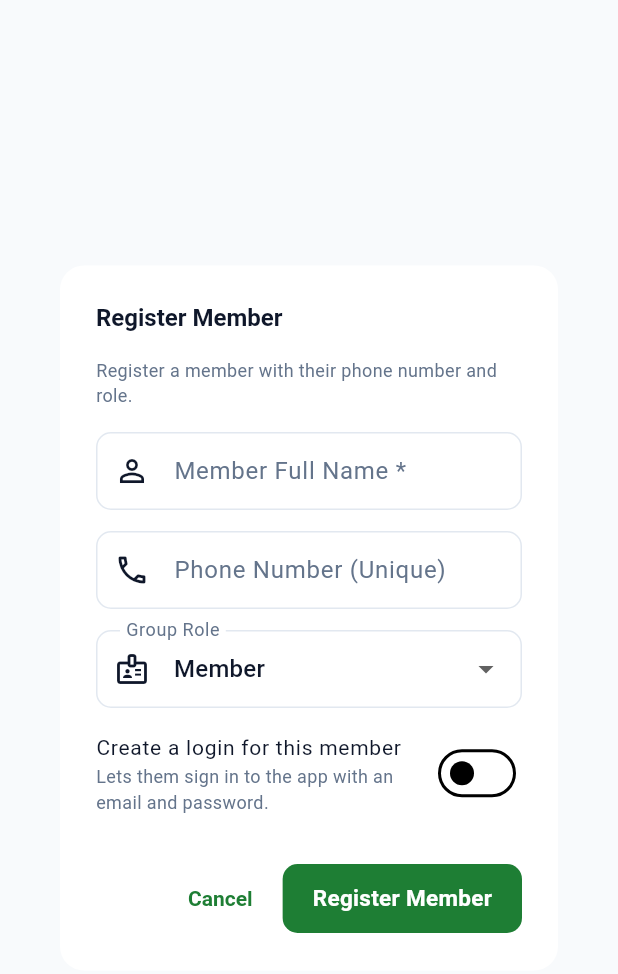
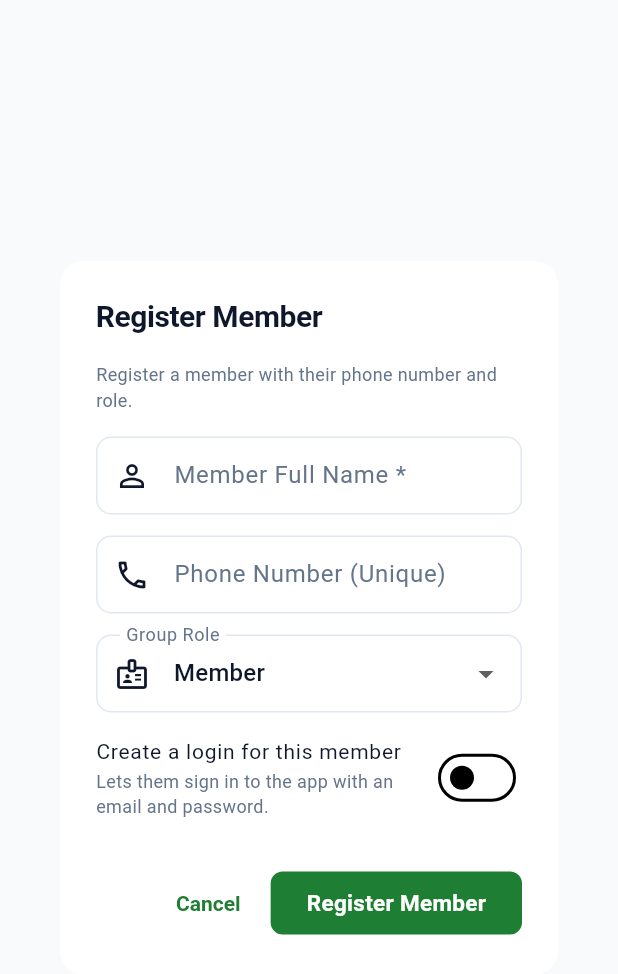
Before and after one commit to afidhu/vicoba-app, a Flutter app: the AddMemberDialog widget shown alone on an empty page, opened directly with empty values, on a phone screen of 412 x 824 dp. Shown: the top 974 px of the screen. Run offline on Flutter 3.47's test engine with Material 3 defaults, Android fonts, the phone set to English and light mode, and no system bars; our stand-ins replace dartz, dio, equatable, flutter_bloc, flutter_secure_storage, get_it and 1 more; accounts and stored records are empty; network calls fail.

Commit message:
added it

```diff
--- a/mobile/lib/core/constants/api_constants.dart
+++ b/mobile/lib/core/constants/api_constants.dart
@@ -1,7 +1,7 @@
 class ApiConstants {
   // Default to Android emulator host (10.0.2.2).
   // For physical devices or local testing, you can change to your local network IP (e.g. http://192.168.1.x:3000/api) or http://localhost:3000/api
-  static const String baseUrl = 'http://192.168.1.150:3000/api';
+  static const String baseUrl = 'http://192.168.1.149:3000/api';
 
   static const int connectTimeout = 30000;
   static const int receiveTimeout = 30000;
--- a/mobile/lib/features/members/presentation/widgets/add_member_dialog.dart
+++ b/mobile/lib/features/members/presentation/widgets/add_member_dialog.dart
@@ -1,12 +1,14 @@
 import 'package:flutter/material.dart';
 import 'package:flutter_bloc/flutter_bloc.dart';
 import '../../../../core/constants/app_constants.dart';
+import '../../../../core/theme/app_colors.dart';
 import '../../../../core/theme/app_text_styles.dart';
 import '../../../../core/utils/validators.dart';
 import '../../../../core/widgets/app_dropdown.dart';
 import '../../../../core/widgets/app_text_field.dart';
 import '../bloc/members_bloc.dart';
 import '../bloc/members_event.dart';
+import '../bloc/members_state.dart';
 
 class AddMemberDialog extends StatefulWidget {
   final String groupId;
@@ -30,6 +32,7 @@ class _AddMemberDialogState extends State<AddMemberDialog> {
   final _phoneController = TextEditingController();
   final _emailController = TextEditingController();
   final _passwordController = TextEditingController();
+  final _confirmPasswordController = TextEditingController();
   String _selectedRole = AppConstants.roleMember;
   bool _createLogin = false;
   bool _obscurePassword = true;
@@ -40,11 +43,22 @@ class _AddMemberDialogState extends State<AddMemberDialog> {
     _phoneController.dispose();
     _emailController.dispose();
     _passwordController.dispose();
+    _confirmPasswordController.dispose();
     super.dispose();
   }
 
   void _onSave() {
     if (_formKey.currentState?.validate() ?? false) {
+      if (_createLogin && _passwordController.text != _confirmPasswordController.text) {
+        ScaffoldMessenger.of(context).showSnackBar(
+          const SnackBar(
+            content: Text('Passwords do not match'),
+            backgroundColor: AppColors.error,
+          ),
+        );
+        return;
+      }
+
       context.read<MembersBloc>().add(
         AddMemberEvent(
           groupId: widget.groupId,
@@ -55,15 +69,23 @@ class _AddMemberDialogState extends State<AddMemberDialog> {
           password: _createLogin ? _passwordController.text : null,
         ),
       );
-      Navigator.of(context).pop();
     }
   }
 
   @override
   Widget build(BuildContext context) {
+    return BlocConsumer<MembersBloc, MembersState>(
+      listener: (context, state) {
+        if (state is MemberOperationSuccess) {
+          Navigator.of(context).pop();
+        }
+      },
+      builder: (context, state) {
+        final isLoading = state is MembersLoading;
+
         return AlertDialog(
           shape: RoundedRectangleBorder(borderRadius: BorderRadius.circular(16)),
-      title: const Text('Register Member', style: AppTextStyles.headingSmall),
+          title: const Text('Register Member', style: AppTextStyles.headingMedium),
           content: SingleChildScrollView(
             child: Form(
               key: _formKey,
@@ -82,6 +104,7 @@ class _AddMemberDialogState extends State<AddMemberDialog> {
                     hintText: 'e.g. Maria Joseph',
                     prefixIcon: Icons.person_outline,
                     validator: (val) => Validators.required(val, 'Name is required'),
+                    enabled: !isLoading,
                   ),
                   const SizedBox(height: 14),
                   AppTextField(
@@ -91,15 +114,18 @@ class _AddMemberDialogState extends State<AddMemberDialog> {
                     prefixIcon: Icons.phone_outlined,
                     keyboardType: TextInputType.phone,
                     validator: Validators.phone,
+                    enabled: !isLoading,
                   ),
                   const SizedBox(height: 14),
                   AppDropdown<String>(
                     value: _selectedRole,
                     labelText: 'Group Role',
                     prefixIcon: Icons.badge_outlined,
+                    enabled: !isLoading,
                     items: const [
                       DropdownMenuItem(value: AppConstants.roleMember, child: Text('Member')),
-                  DropdownMenuItem(value: AppConstants.roleAdmin, child: Text('Chairperson / Admin')),
+                      DropdownMenuItem(
+                          value: AppConstants.roleAdmin, child: Text('Chairperson / Admin')),
                       DropdownMenuItem(value: AppConstants.roleTreasurer, child: Text('Treasurer')),
                       DropdownMenuItem(value: AppConstants.roleSecretary, child: Text('Secretary')),
                     ],
@@ -112,13 +138,14 @@ class _AddMemberDialogState extends State<AddMemberDialog> {
                   const SizedBox(height: 8),
                   SwitchListTile(
                     contentPadding: EdgeInsets.zero,
-                title: const Text('Create a login for this member', style: AppTextStyles.bodyMedium),
+                    title:
+                        const Text('Create a login for this member', style: AppTextStyles.bodyMedium),
                     subtitle: const Text(
                       'Lets them sign in to the app with an email and password.',
                       style: AppTextStyles.caption,
                     ),
                     value: _createLogin,
-                onChanged: (val) => setState(() => _createLogin = val),
+                    onChanged: isLoading ? null : (val) => setState(() => _createLogin = val),
                   ),
                   if (_createLogin) ...[
                     const SizedBox(height: 8),
@@ -129,6 +156,7 @@ class _AddMemberDialogState extends State<AddMemberDialog> {
                       prefixIcon: Icons.email_outlined,
                       keyboardType: TextInputType.emailAddress,
                       validator: (val) => _createLogin ? Validators.email(val) : null,
+                      enabled: !isLoading,
                     ),
                     const SizedBox(height: 14),
                     AppTextField(
@@ -138,6 +166,7 @@ class _AddMemberDialogState extends State<AddMemberDialog> {
                       prefixIcon: Icons.lock_outline_rounded,
                       obscureText: _obscurePassword,
                       validator: (val) => _createLogin ? Validators.password(val, 6) : null,
+                      enabled: !isLoading,
                       suffixIcon: IconButton(
                         icon: Icon(
                           _obscurePassword ? Icons.visibility_off_outlined : Icons.visibility_outlined,
@@ -146,6 +175,17 @@ class _AddMemberDialogState extends State<AddMemberDialog> {
                         onPressed: () => setState(() => _obscurePassword = !_obscurePassword),
                       ),
                     ),
+                    const SizedBox(height: 14),
+                    AppTextField(
+                      controller: _confirmPasswordController,
+                      labelText: 'Confirm Password *',
+                      hintText: 'Re-enter password',
+                      prefixIcon: Icons.lock_outline_rounded,
+                      obscureText: _obscurePassword,
+                      validator: (val) =>
+                          _createLogin ? Validators.required(val, 'Confirm your password') : null,
+                      enabled: !isLoading,
+                    ),
                   ],
                 ],
               ),
@@ -153,14 +193,37 @@ class _AddMemberDialogState extends State<AddMemberDialog> {
           ),
           actions: [
             TextButton(
-          onPressed: () => Navigator.of(context).pop(),
-          child: const Text('Cancel'),
+              onPressed: isLoading ? null : () => Navigator.of(context).pop(),
+              child: Text(
+                'Cancel',
+                style: AppTextStyles.bodyMedium.copyWith(
+                  color: isLoading ? AppColors.textMuted : AppColors.primary,
+                  fontWeight: FontWeight.w600,
+                ),
+              ),
             ),
             ElevatedButton(
-          onPressed: _onSave,
-          child: const Text('Register Member'),
+              onPressed: isLoading ? null : _onSave,
+              style: ElevatedButton.styleFrom(
+                backgroundColor: AppColors.primary,
+                foregroundColor: Colors.white,
+                padding: const EdgeInsets.symmetric(horizontal: 24, vertical: 12),
+                shape: RoundedRectangleBorder(borderRadius: BorderRadius.circular(8)),
+              ),
+              child: isLoading
+                  ? const SizedBox(
+                      height: 20,
+                      width: 20,
+                      child: CircularProgressIndicator(
+                        strokeWidth: 2,
+                        valueColor: AlwaysStoppedAnimation<Color>(Colors.white),
+                      ),
+                    )
+                  : const Text('Register Member'),
             ),
           ],
         );
+      },
+    );
   }
 }
```
Lines whose indentation alone changed are shown as unchanged.
